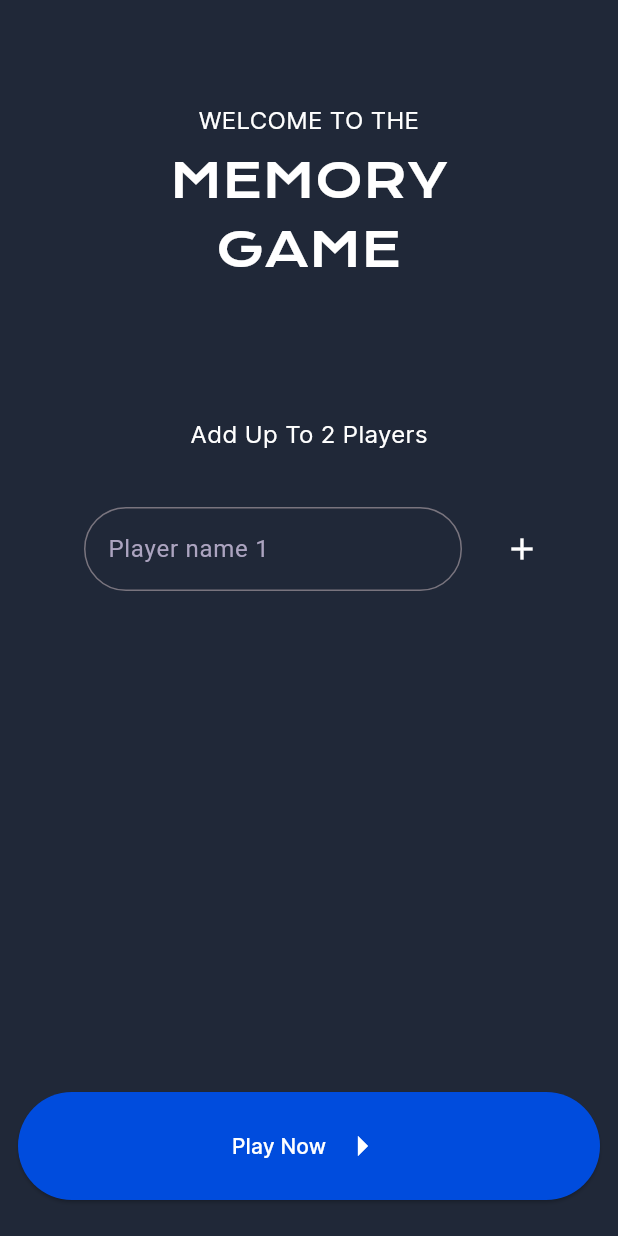
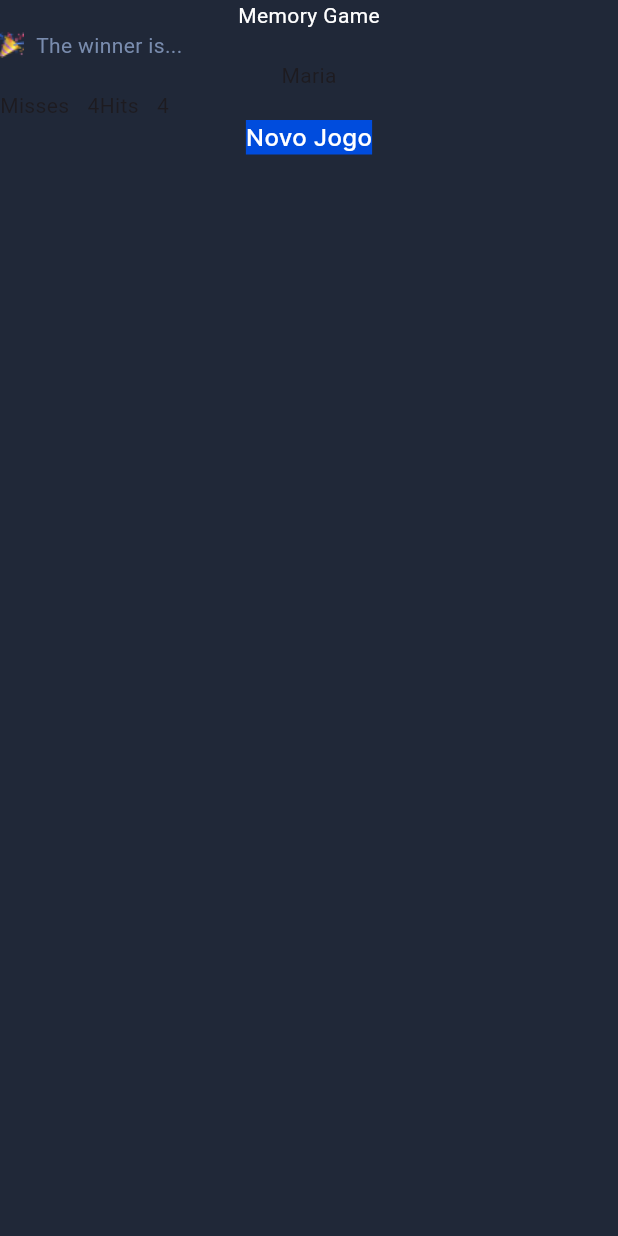
Before and after one commit to melanieesilva/memorygameflutter, a Flutter app: the screen it shows after launch, on a phone screen of 412 x 824 dp. Run offline on Flutter 3.47's test engine with Material 3 defaults, Android fonts, the phone set to English and light mode, and no system bars; Roboto replaces fonts that are missing (Krona One).

Commit message:
Adiciona tela vitória

```diff
--- a/lib/gameScreen.dart
+++ b/lib/gameScreen.dart
@@ -2,6 +2,7 @@
 import 'package:flutter/material.dart';
 import 'package:memory/common/constants/app_colors.dart';
 import 'package:memory/onboarding.dart';
+import 'package:memory/victoryScreen.dart';
 
 class PlayerStats {
   int misses;
@@ -52,7 +53,7 @@ class _GameScreenState extends State<GameScreen> {
 
   void playGame() {
     gameInit = true;
-
+    currentPlayerIndex = 0;
     turnAllCards();
     Future.delayed(Duration(seconds: 3), () {
       turnAllCards();
@@ -82,7 +83,6 @@ class _GameScreenState extends State<GameScreen> {
         // Primeira carta selecionada
         firstSelectedIndex = index;
         flippedCards[index] = true;
-
       } else {
         // Segunda carta selecionada
         if (firstSelectedIndex != index) {
@@ -215,7 +215,7 @@ class _GameScreenState extends State<GameScreen> {
               ),
             if (widget.playerNames.length > 1)
               Text(
-                "Two Player",
+                "Turn: ${widget.playerNames[currentPlayerIndex]}",
                 style: TextStyle(
                   color: Colors.white,
                   fontSize: 16,
--- a/lib/main.dart
+++ b/lib/main.dart
@@ -3,6 +3,7 @@
 import 'package:flutter/material.dart';
 import 'package:memory/common/constants/app_colors.dart';
 import 'package:memory/onboarding.dart';
+import 'package:memory/victoryScreen.dart';
 
 void main() {
   runApp(const MyApp());
@@ -16,7 +17,7 @@ class MyApp extends StatelessWidget {
     return MaterialApp(
       debugShowCheckedModeBanner: false,
       theme: ThemeData(scaffoldBackgroundColor: AppColors.background),
-      home: OnBoarding(),
+      home: VictoryScreen(),
     );
   }
 }
--- /dev/null
+++ b/lib/victoryScreen.dart
@@ -0,0 +1,80 @@
+// ignore_for_file: prefer_const_constructors, sized_box_for_whitespace, prefer_const_literals_to_create_immutables, avoid_unnecessary_containers, library_private_types_in_public_api
+
+import 'package:flutter/material.dart';
+import 'package:memory/common/constants/app_colors.dart';
+import 'package:memory/onBoarding.dart';
+
+class VictoryScreen extends StatefulWidget {
+  const VictoryScreen({Key? key}) : super(key: key);
+
+  @override
+  _VictoryScreenState createState() => _VictoryScreenState();
+}
+
+class _VictoryScreenState extends State<VictoryScreen> {
+  @override
+  Widget build(BuildContext context) {
+    return Scaffold(
+        body: Column(children: <Widget>[
+      Container(
+          child: Center(
+              child: Column(children: <Widget>[
+        Container(
+          child: Text("Memory Game",
+              textDirection: TextDirection.ltr,
+              style: TextStyle(fontFamily: "Krona One", color: Colors.white)),
+        ),
+        Container(
+          child: Center(
+            child: Column(children: [
+              Row(
+                children: [
+                  Image.asset('assets/images/partyPopper.png'),
+                  SizedBox(width: 8),
+                  Text(
+                    "The winner is...",
+                    textDirection: TextDirection.ltr,
+                    style: TextStyle(color: AppColors.subtitle),
+                  )
+                ],
+              ),
+              Container(
+                child: Text(
+                  "Maria",
+                  textDirection: TextDirection.ltr,
+                ),
+              ),
+              Container(
+                child: Row(children: [
+                  Container(
+                      child: Row(
+                    children: [Text("Misses"), SizedBox(width: 12), Text("4")],
+                  )),
+                  Container(
+                      child: Row(
+                    children: [Text("Hits"), SizedBox(width: 12), Text("4")],
+                  ))
+                ]),
+              )
+            ]),
+          ),
+        )
+      ]))),
+      Container(
+        child: Container(
+          decoration: BoxDecoration(color: AppColors.btnColor),
+          child: Text(
+            "Novo Jogo",
+            textDirection: TextDirection.ltr,
+            style: TextStyle(
+              color: Colors.white,
+              fontSize: 16,
+              fontFamily: 'Inter',
+              fontWeight: FontWeight.w500,
+            ),
+          ),
+        ),
+      )
+    ]));
+  }
+}
```
Also changed, not shown: assets/images/partyPopper.png (added).
